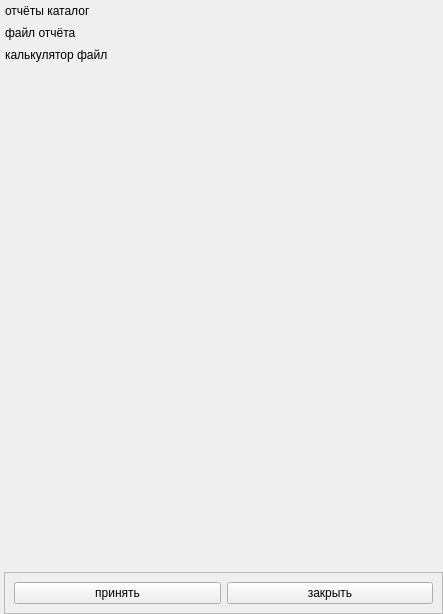
Old version of the form xlsxanalize/scr/gui/ui/setting.ui in the repository zaswed76/xlsxanalize.
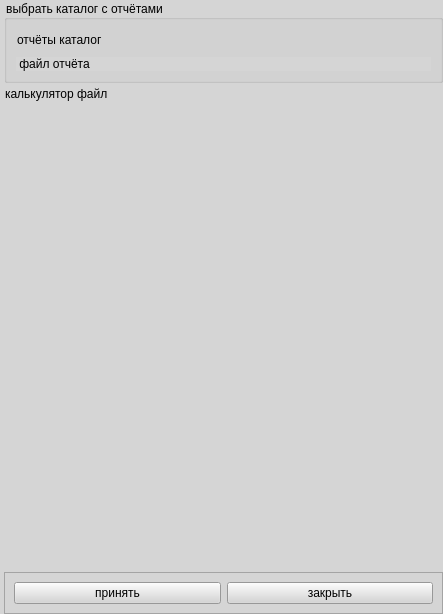
New version of the form.

The edit to the form file:
```diff
--- a/xlsxanalize/scr/gui/ui/setting.ui
+++ b/xlsxanalize/scr/gui/ui/setting.ui
@@ -16,6 +16,9 @@
   <property name="layoutDirection">
    <enum>Qt::LeftToRight</enum>
   </property>
+  <property name="styleSheet">
+   <string notr="true">background-color: rgb(213, 213, 213);</string>
+  </property>
   <layout class="QVBoxLayout" name="verticalLayout">
    <property name="spacing">
     <number>0</number>
@@ -36,6 +39,22 @@
     <number>0</number>
    </property>
    <item>
+    <widget class="QGroupBox" name="reports_box">
+     <property name="minimumSize">
+      <size>
+       <width>0</width>
+       <height>0</height>
+      </size>
+     </property>
+     <property name="styleSheet">
+      <string notr="true">font: italic 10pt &quot;Source Sans Pro&quot;;
+</string>
+     </property>
+     <property name="title">
+      <string>выбрать каталог с отчётами</string>
+     </property>
+     <layout class="QVBoxLayout" name="verticalLayout_2">
+      <item>
     <widget class="QPushButton" name="report_dir_btn">
      <property name="sizePolicy">
       <sizepolicy hsizetype="Minimum" vsizetype="Fixed">
@@ -59,20 +78,17 @@
     </widget>
    </item>
    <item>
-    <widget class="QPushButton" name="report_file">
-     <property name="cursor">
-      <cursorShape>PointingHandCursor</cursorShape>
-     </property>
+       <widget class="QLabel" name="report_file">
      <property name="styleSheet">
       <string notr="true">font: italic 12pt &quot;Source Sans Pro&quot;;
 text-align: left;</string>
      </property>
      <property name="text">
-      <string>файл отчёта</string>
-     </property>
-     <property name="flat">
-      <bool>true</bool>
-     </property>
+         <string> файл отчёта</string>
+        </property>
+       </widget>
+      </item>
+     </layout>
     </widget>
    </item>
    <item>
```
Lines whose indentation alone changed are shown as unchanged.
